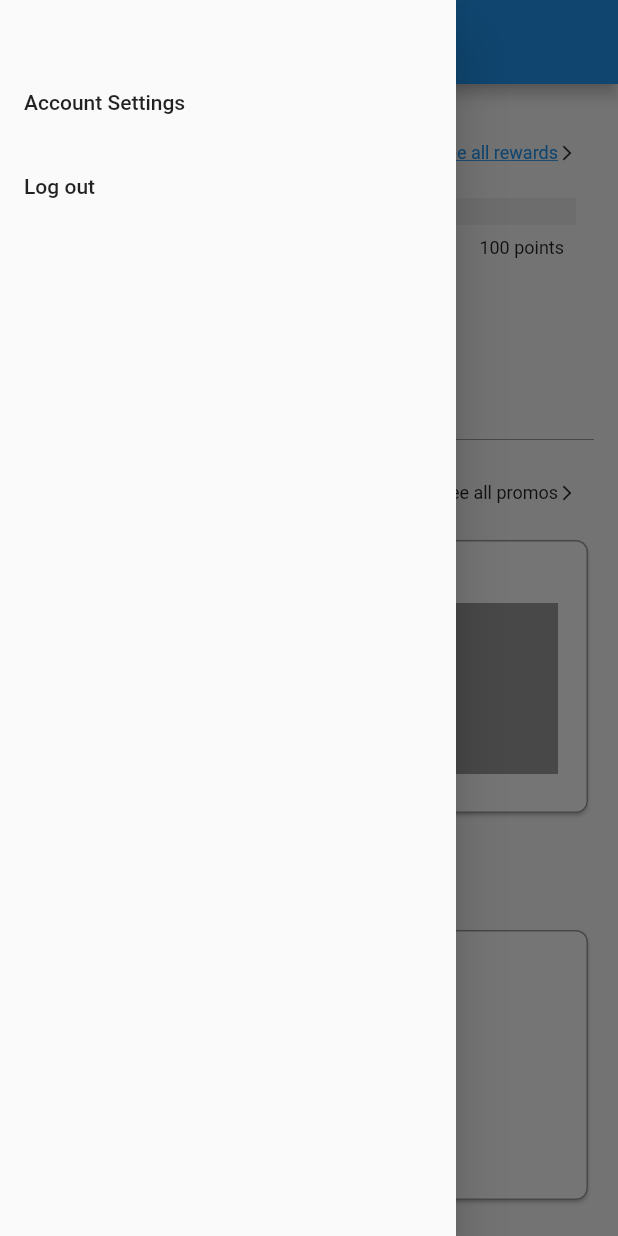
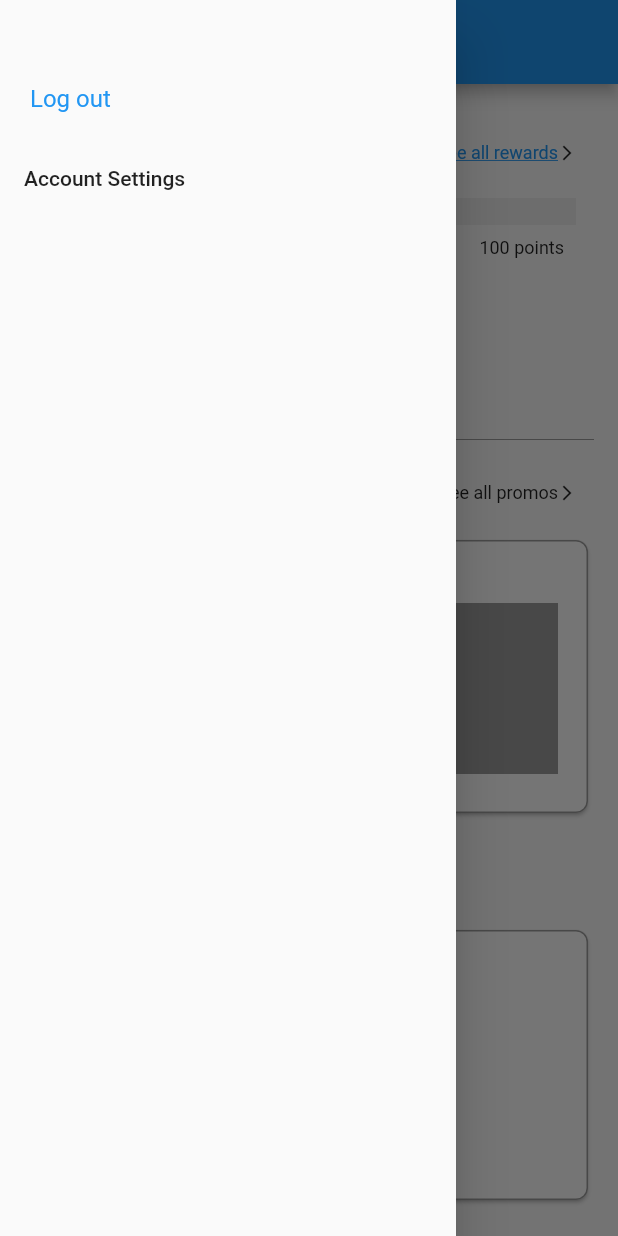
Before and after one commit to nyangvaldez13/Baluarte_Loyalty_App, a Flutter app: the ExclusivesPage screen opened directly, with the side drawer open, on a phone screen of 412 x 824 dp. Run offline on Flutter 3.47's test engine with Material 2 defaults, Android fonts, the light colour scheme and no system bars.

Commit message:
Fixed the navigation of logout

```diff
--- a/lib/baluarte_rewards/exclusives_b.dart
+++ b/lib/baluarte_rewards/exclusives_b.dart
@@ -1,7 +1,7 @@
 import 'package:baluarte_loyalty_app/baluarte_rewards/redeem_b.dart';
 import 'package:flutter/material.dart';
 import 'dart:ui';
-
+import '../home_b.dart';
 class ExclusivesPage extends StatefulWidget {
   const ExclusivesPage({Key? key}) : super(key: key);
 
@@ -33,12 +33,28 @@ class _ExclusivesPageState extends State<ExclusivesPage> {
           child: ListView(
             padding: EdgeInsets.zero,
             children: [
+              GestureDetector(
+              onTap: () {
+                Navigator.push(
+                  context,
+                  MaterialPageRoute(
+                    builder: (context) => HomePage(),
+                  ),
+                );
+              },
+              child: Container(
+                padding: EdgeInsets.symmetric(vertical: 16, horizontal: 20),
+                child: Text(
+                  'Log out',
+                  style: TextStyle(
+                    color: Colors.blue,
+                    fontSize: 16,
+                  ),
+                ),
+              ),
+            ),
               ListTile(
                 title: Text('Account Settings'),
-                onTap: () {},
-              ),
-              ListTile(
-                title: Text('Log out'),
                 onTap: () {},
               ),
             ],
```
Also changed, not shown: 8 other files.
